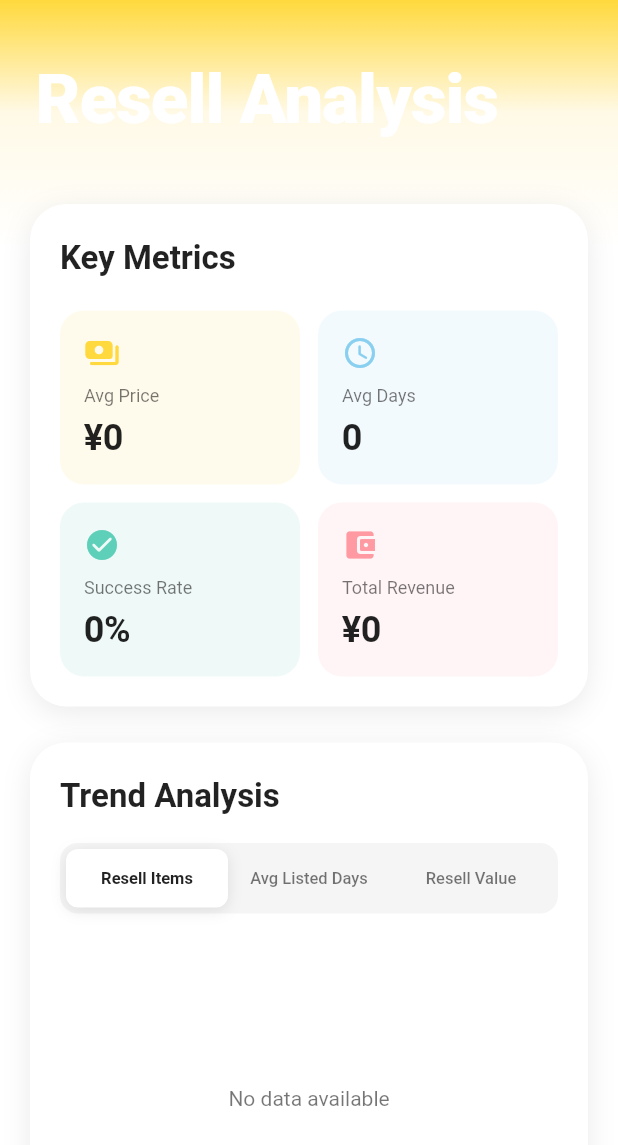
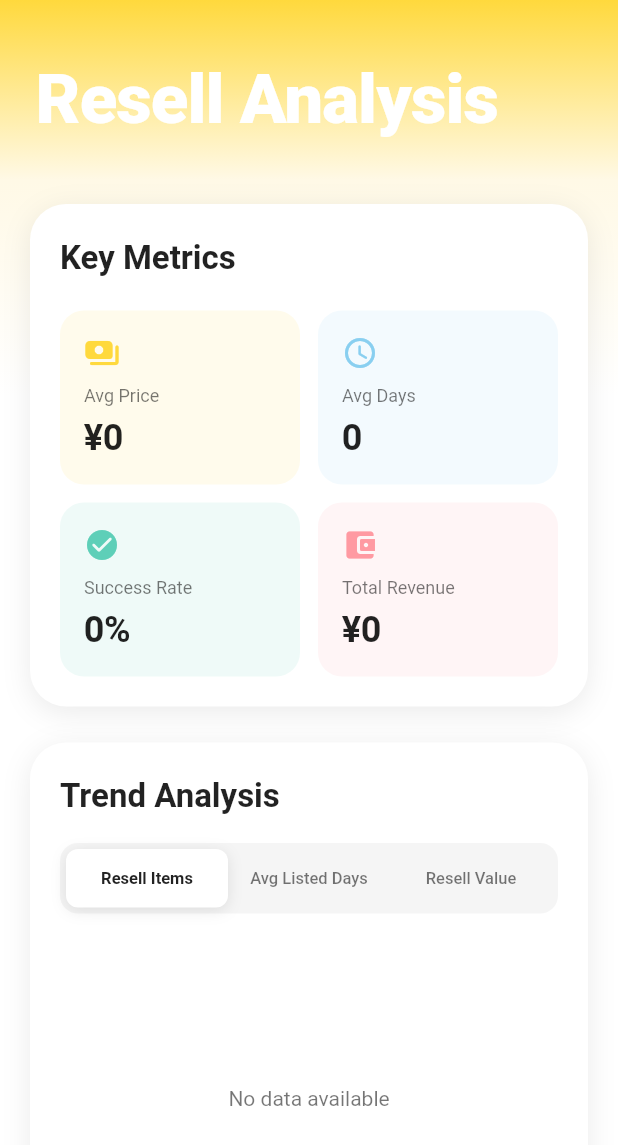
Before and after one commit to icaichen/KeepJoy, a Flutter app: the screen it shows after launch, scrolled down 1728 dp, after a tap on "Resell Analysis", on a phone screen of 412 x 824 dp. Shown: the top 1145 px of the screen. Run offline on Flutter 3.47's test engine with Material 3 defaults, Android fonts, the phone set to English and light mode, and no system bars; our stand-ins replace image_picker, supabase_flutter, table_calendar; missing offline and left inert: google_mlkit_image_labeling; accounts and stored records are empty; Roboto replaces fonts that are missing (SF Pro Display, SF Pro Text); project files that could hold a hidden picture were left out.

Commit message:
gradient size changed

```diff
--- a/lib/features/insights/memory_lane_report_screen.dart
+++ b/lib/features/insights/memory_lane_report_screen.dart
@@ -50,7 +50,7 @@ class _MemoryLaneReportScreenState extends State<MemoryLaneReportScreen> {
     final realHeaderOpacity = scrollProgress >= 1.0 ? 1.0 : 0.0;
 
     return Scaffold(
-      backgroundColor: Colors.white,
+      backgroundColor: const Color(0xFFF5F5F7),
       body: Stack(
         children: [
           // Scrollable content
@@ -61,7 +61,7 @@ class _MemoryLaneReportScreenState extends State<MemoryLaneReportScreen> {
               children: [
                 // Gradient background that scrolls
                 Container(
-                  height: 500,
+                  height: 800,
                   decoration: const BoxDecoration(
                     gradient: LinearGradient(
                       begin: Alignment.topCenter,
--- a/lib/features/insights/resell_analysis_report_screen.dart
+++ b/lib/features/insights/resell_analysis_report_screen.dart
@@ -122,7 +122,7 @@ class _ResellAnalysisReportScreenState
     final realHeaderOpacity = scrollProgress >= 1.0 ? 1.0 : 0.0;
 
     return Scaffold(
-      backgroundColor: Colors.white,
+      backgroundColor: const Color(0xFFF5F5F7),
       body: Stack(
         children: [
           // Scrollable content
@@ -133,7 +133,7 @@ class _ResellAnalysisReportScreenState
               children: [
                 // Gradient background that scrolls
                 Container(
-                  height: 500,
+                  height: 800,
                   decoration: const BoxDecoration(
                     gradient: LinearGradient(
                       begin: Alignment.topCenter,
--- a/lib/features/insights/yearly_reports_screen.dart
+++ b/lib/features/insights/yearly_reports_screen.dart
@@ -146,7 +146,7 @@ class _YearlyReportsScreenState extends State<YearlyReportsScreen> {
     final realHeaderOpacity = scrollProgress >= 1.0 ? 1.0 : 0.0;
 
     return Scaffold(
-      backgroundColor: Colors.white,
+      backgroundColor: const Color(0xFFF5F5F7),
       body: Stack(
         children: [
           // Scrollable content
@@ -157,7 +157,7 @@ class _YearlyReportsScreenState extends State<YearlyReportsScreen> {
               children: [
                 // Gradient background that scrolls
                 Container(
-                  height: 500,
+                  height: 800,
                   decoration: const BoxDecoration(
                     gradient: LinearGradient(
                       begin: Alignment.topCenter,
```
